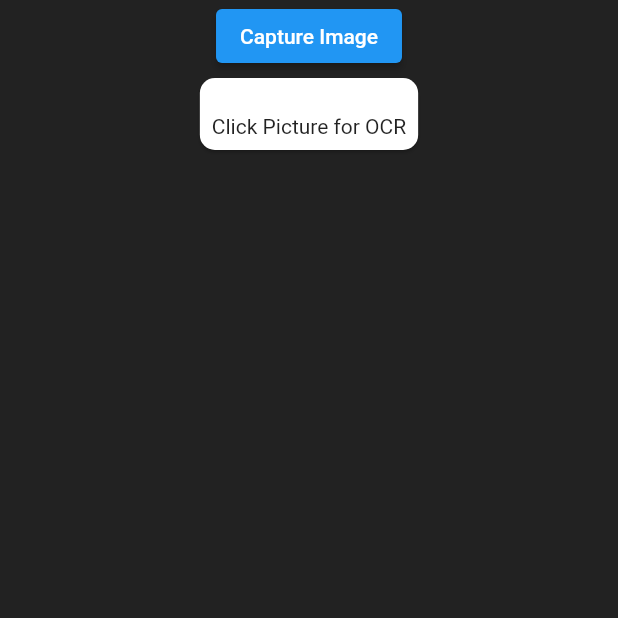
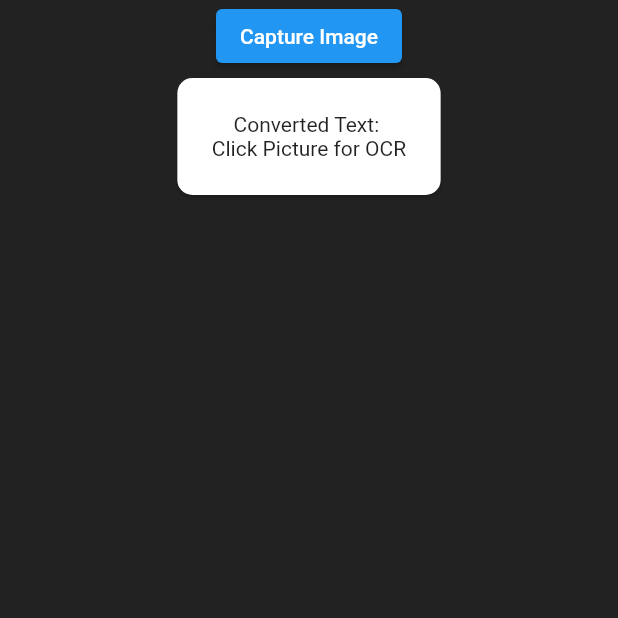
Before and after one commit to ayushshah31/bnf-new, a Flutter app: the ImageCapture screen opened directly, on a phone screen of 412 x 824 dp, the top half of it. Run offline on Flutter 3.47's test engine with Material 2 defaults, Android fonts, the phone set to English and light mode, and no system bars; our stand-ins replace animated_text_kit, firebase_auth, firebase_core, firebase_database, image_picker; missing offline and left inert: google_ml_kit, modal_progress_hud_alt; accounts and stored records are empty.

Commit message:
updated OCR

```diff
--- a/lib/Screens/imageCapture.dart
+++ b/lib/Screens/imageCapture.dart
@@ -1,3 +1,5 @@
+// ignore_for_file: prefer_const_constructors
+
 import 'dart:io';
 import 'package:bnf/constants.dart';
 import 'package:flutter/material.dart';
@@ -72,12 +74,14 @@ class _ImageCaptureState extends State<ImageCapture> {
                 Card(
                   shape: RoundedRectangleBorder(
                       borderRadius: BorderRadius.circular(10)),
+                  child: Container(
+                    margin: EdgeInsets.all(15),
                     child: Padding(
                       padding: const EdgeInsets.all(8.0),
                       child: Column(
                         mainAxisAlignment: MainAxisAlignment.center,
                         children: [
-                        Text(displayText),
+                          Text('Converted Text: $displayText'),
                           show_image
                               ? Image.file(
                                   imagePath,
@@ -85,6 +89,7 @@ class _ImageCaptureState extends State<ImageCapture> {
                                 )
                               : Text("Click Picture for OCR"),
                         ],
+                      ),
                     ),
                   ),
                 ),
```
Lines whose indentation alone changed are shown as unchanged.
